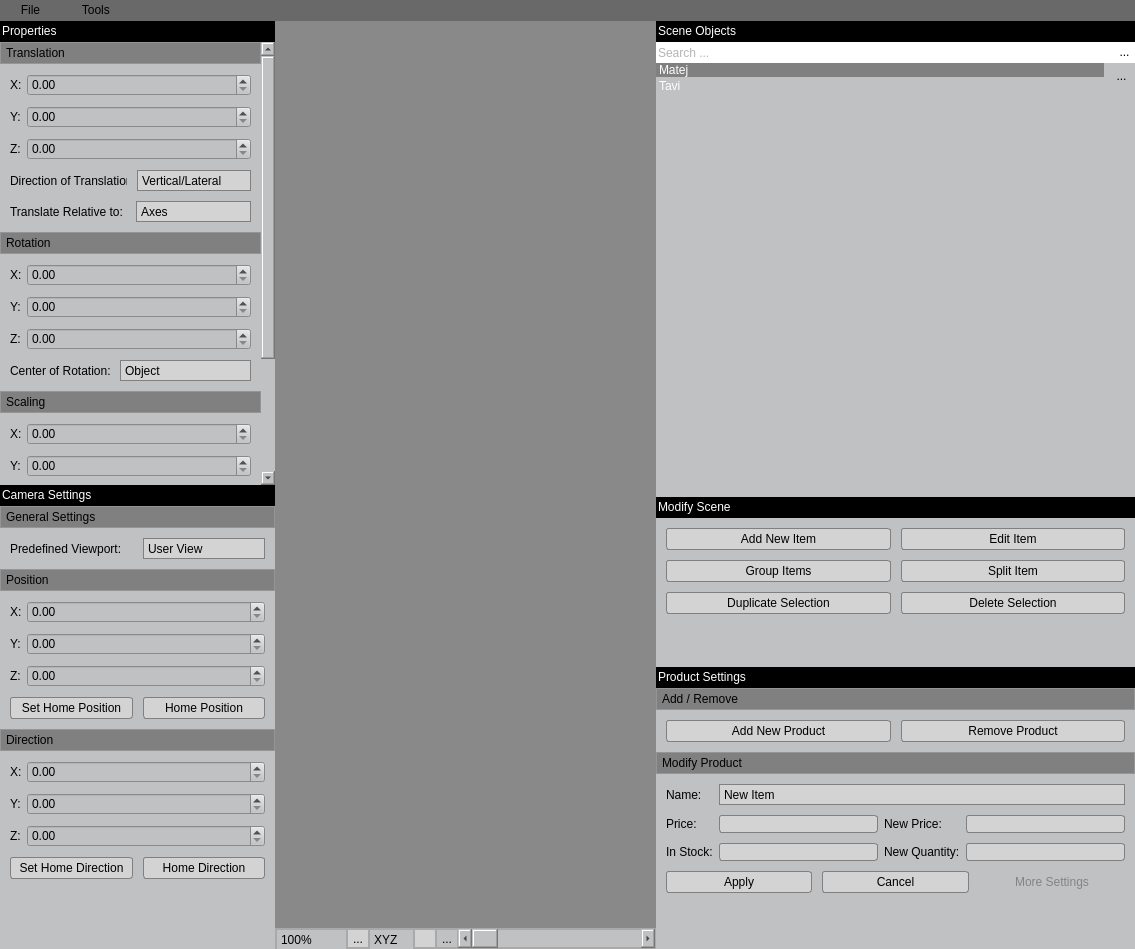
octaviansoldea/VRShop, file Dev/OSG/Src/ShopScene/libShopEditor/VRShopBuilder_GUI.ui: the form before one commit.
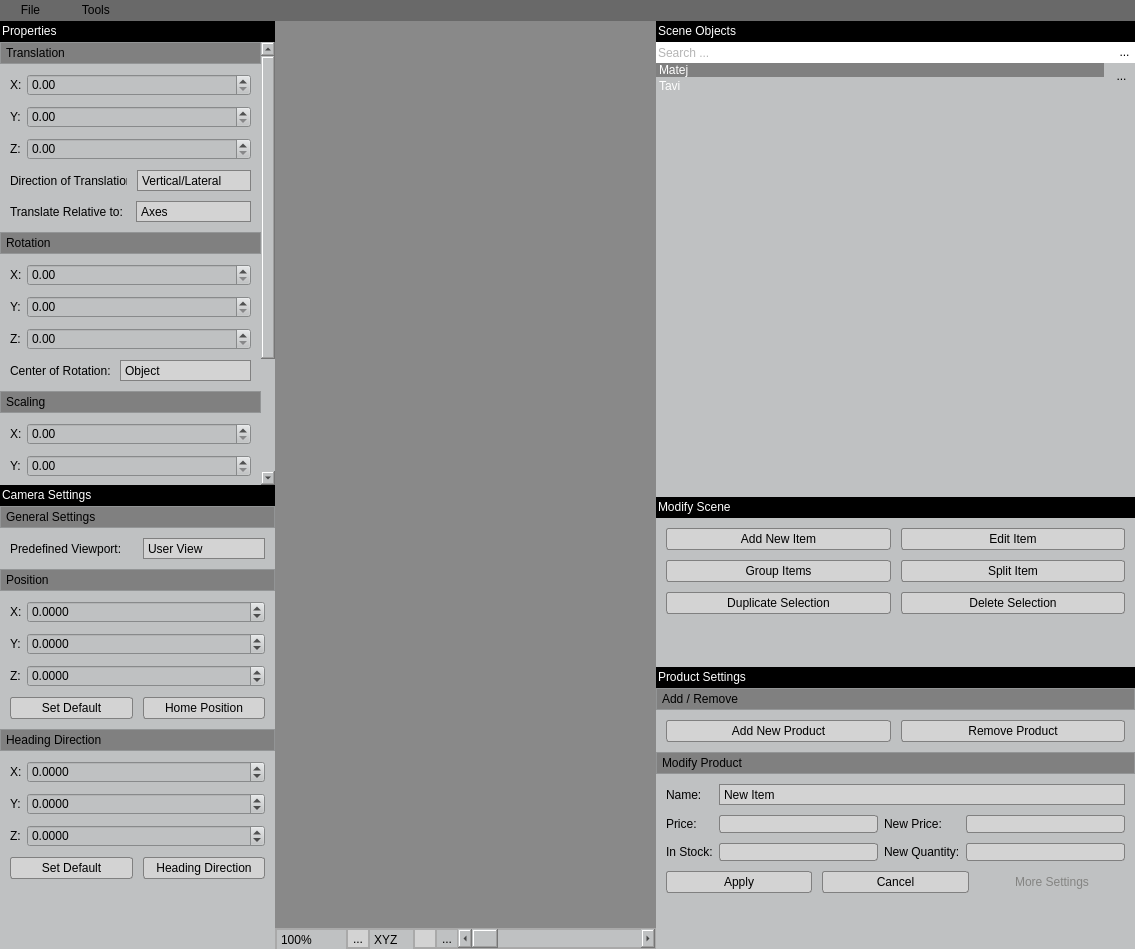
The form after the commit. Icons and pictures are not drawn. Custom widgets are drawn as their Qt base class.

Commit message: Controller for Camera added - a first version

What changed in the file:
```diff
--- a/Dev/OSG/Src/ShopScene/libShopEditor/VRShopBuilder_GUI.ui
+++ b/Dev/OSG/Src/ShopScene/libShopEditor/VRShopBuilder_GUI.ui
@@ -1729,7 +1729,7 @@
                          </size>
                         </property>
                         <property name="text">
-                         <string>Set Home Position</string>
+                         <string>Set Default</string>
                         </property>
                        </widget>
                       </item>
@@ -1761,13 +1761,52 @@
                      </layout>
                     </item>
                     <item row="0" column="1">
-                     <widget class="QDoubleSpinBox" name="m_p_DoubleSpinBox_CameraPositionX"/>
+                     <widget class="QDoubleSpinBox" name="m_p_DoubleSpinBox_CameraPositionX">
+                      <property name="decimals">
+                       <number>4</number>
+                      </property>
+                      <property name="minimum">
+                       <double>-999999999.000000000000000</double>
+                      </property>
+                      <property name="maximum">
+                       <double>999999999.000000000000000</double>
+                      </property>
+                      <property name="singleStep">
+                       <double>0.010000000000000</double>
+                      </property>
+                     </widget>
                     </item>
                     <item row="1" column="1">
-                     <widget class="QDoubleSpinBox" name="m_p_DoubleSpinBox_CameraPositionY"/>
+                     <widget class="QDoubleSpinBox" name="m_p_DoubleSpinBox_CameraPositionY">
+                      <property name="decimals">
+                       <number>4</number>
+                      </property>
+                      <property name="minimum">
+                       <double>-999999999.000000000000000</double>
+                      </property>
+                      <property name="maximum">
+                       <double>999999999.000000000000000</double>
+                      </property>
+                      <property name="singleStep">
+                       <double>0.010000000000000</double>
+                      </property>
+                     </widget>
                     </item>
                     <item row="2" column="1">
-                     <widget class="QDoubleSpinBox" name="m_p_DoubleSpinBox_CameraPositionZ"/>
+                     <widget class="QDoubleSpinBox" name="m_p_DoubleSpinBox_CameraPositionZ">
+                      <property name="decimals">
+                       <number>4</number>
+                      </property>
+                      <property name="minimum">
+                       <double>-999999999.000000000000000</double>
+                      </property>
+                      <property name="maximum">
+                       <double>999999999.000000000000000</double>
+                      </property>
+                      <property name="singleStep">
+                       <double>0.010000000000000</double>
+                      </property>
+                     </widget>
                     </item>
                    </layout>
                   </widget>
@@ -1833,7 +1872,7 @@
 </string>
                       </property>
                       <property name="text">
-                       <string>Direction</string>
+                       <string>Heading Direction</string>
                       </property>
                       <property name="iconSize">
                        <size>
@@ -1889,6 +1928,22 @@
                       </property>
                      </widget>
                     </item>
+                    <item row="0" column="1">
+                     <widget class="QDoubleSpinBox" name="m_p_DoubleSpinBox_CameraHeadingDirectionX">
+                      <property name="decimals">
+                       <number>4</number>
+                      </property>
+                      <property name="minimum">
+                       <double>-999999999.000000000000000</double>
+                      </property>
+                      <property name="maximum">
+                       <double>999999999.000000000000000</double>
+                      </property>
+                      <property name="singleStep">
+                       <double>0.010000000000000</double>
+                      </property>
+                     </widget>
+                    </item>
                     <item row="1" column="0">
                      <widget class="QLabel" name="label_56">
                       <property name="text">
@@ -1896,6 +1951,22 @@
                       </property>
                      </widget>
                     </item>
+                    <item row="1" column="1">
+                     <widget class="QDoubleSpinBox" name="m_p_DoubleSpinBox_CameraHeadingDirectionY">
+                      <property name="decimals">
+                       <number>4</number>
+                      </property>
+                      <property name="minimum">
+                       <double>-999999999.000000000000000</double>
+                      </property>
+                      <property name="maximum">
+                       <double>999999999.000000000000000</double>
+                      </property>
+                      <property name="singleStep">
+                       <double>0.010000000000000</double>
+                      </property>
+                     </widget>
+                    </item>
                     <item row="2" column="0">
                      <widget class="QLabel" name="label_57">
                       <property name="text">
@@ -1903,6 +1974,22 @@
                       </property>
                      </widget>
                     </item>
+                    <item row="2" column="1">
+                     <widget class="QDoubleSpinBox" name="m_p_DoubleSpinBox_CameraHeadingDirectionZ">
+                      <property name="decimals">
+                       <number>4</number>
+                      </property>
+                      <property name="minimum">
+                       <double>-999999999.000000000000000</double>
+                      </property>
+                      <property name="maximum">
+                       <double>999999999.000000000000000</double>
+                      </property>
+                      <property name="singleStep">
+                       <double>0.010000000000000</double>
+                      </property>
+                     </widget>
+                    </item>
                     <item row="3" column="0" colspan="2">
                      <layout class="QHBoxLayout" name="horizontalLayout_15">
                       <property name="spacing">
@@ -1929,7 +2016,7 @@
                          </size>
                         </property>
                         <property name="text">
-                         <string>Set Home Direction</string>
+                         <string>Set Default</string>
                         </property>
                        </widget>
                       </item>
@@ -1954,21 +2041,12 @@
                          </size>
                         </property>
                         <property name="text">
-                         <string>Home Direction</string>
+                         <string>Heading Direction</string>
                         </property>
                        </widget>
                       </item>
                      </layout>
                     </item>
-                    <item row="0" column="1">
-                     <widget class="QDoubleSpinBox" name="m_p_DoubleSpinBox_CameraDirectionX"/>
-                    </item>
-                    <item row="1" column="1">
-                     <widget class="QDoubleSpinBox" name="m_p_DoubleSpinBox_CameraDirectionY"/>
-                    </item>
-                    <item row="2" column="1">
-                     <widget class="QDoubleSpinBox" name="m_p_DoubleSpinBox_CameraDirectionZ"/>
-                    </item>
                    </layout>
                   </widget>
                  </item>
```
Left out of the diff: 44 changed lines with no effect on the pictures. The commit also changes 16 other files.
